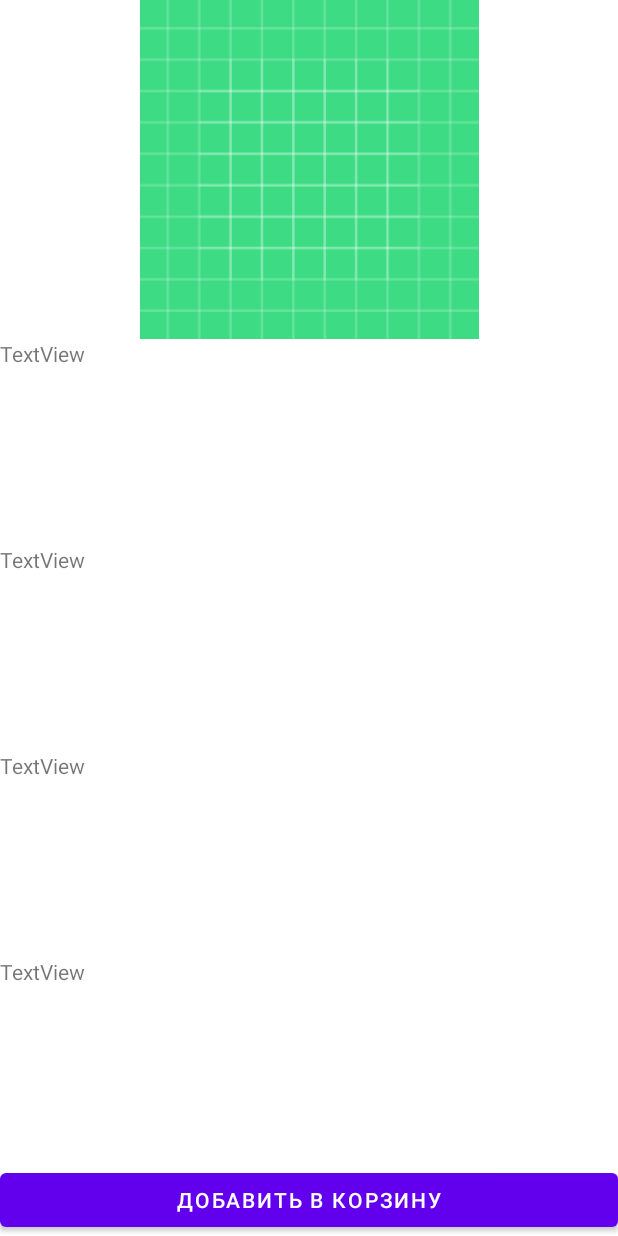
After one commit to sqrlsecond/DeliveryFoodMDA, an Android app: the layout dialog_dish.xml on its own in the app's theme, with its tools: preview values and no code run, on a phone screen of 412 x 824 dp. The commit adds this screen. Run offline under Robolectric (Android 15) with nearby library versions, the phone set to English and light mode, and no system bars; network calls fail.

Commit message:
Диалог для добавления блюда в корзину.

```diff
--- a/app/src/main/java/ru/makarovda/deliveryfoodmda/ui/DishesAdapter.kt
+++ b/app/src/main/java/ru/makarovda/deliveryfoodmda/ui/DishesAdapter.kt
@@ -13,7 +13,7 @@ import com.bumptech.glide.request.RequestOptions
 import ru.makarovda.deliveryfoodmda.R
 import ru.makarovda.deliveryfoodmda.domain.Dish
 
-class DishesAdapter(val context: Context, var dishes: List<Dish>):
+class DishesAdapter(val context: Context, var dishes: List<Dish>, val itemClickListener: (Dish) -> Unit):
     RecyclerView.Adapter<DishesAdapter.DishViewHolder>(){
 
     class DishViewHolder(itemView: View): RecyclerView.ViewHolder(itemView) {
@@ -48,6 +48,9 @@ class DishesAdapter(val context: Context, var dishes: List<Dish>):
             .placeholder(R.drawable.ic_launcher_background)
             .apply(requestOptions)
             .into(holder.image)
+        holder.itemView.setOnClickListener {
+            itemClickListener(dishes[position])
+        }
     }
 
 
--- /dev/null
+++ b/app/src/main/res/layout/dialog_dish.xml
@@ -0,0 +1,50 @@
+<?xml version="1.0" encoding="utf-8"?>
+<LinearLayout xmlns:android="http://schemas.android.com/apk/res/android"
+    xmlns:app="http://schemas.android.com/apk/res-auto"
+    android:layout_width="match_parent"
+    android:layout_height="match_parent"
+    android:orientation="vertical">
+
+
+    <ImageView
+        android:id="@+id/dialogDish_imageView"
+        android:layout_width="match_parent"
+        android:layout_height="wrap_content"
+        android:layout_weight="1"
+        app:srcCompat="@drawable/ic_launcher_background" />
+
+    <TextView
+        android:id="@+id/dishName_textView"
+        android:layout_width="match_parent"
+        android:layout_height="wrap_content"
+        android:layout_weight="1"
+        android:text="TextView" />
+
+    <TextView
+        android:id="@+id/dishPrice_textView"
+        android:layout_width="match_parent"
+        android:layout_height="wrap_content"
+        android:layout_weight="1"
+        android:text="TextView" />
+
+    <TextView
+        android:id="@+id/dishWeight_textView"
+        android:layout_width="match_parent"
+        android:layout_height="wrap_content"
+        android:layout_weight="1"
+        android:text="TextView" />
+
+    <TextView
+        android:id="@+id/dishDecs_textView"
+        android:layout_width="match_parent"
+        android:layout_height="wrap_content"
+        android:layout_weight="1"
+        android:text="TextView" />
+
+    <Button
+        android:id="@+id/addToCart_button"
+        android:layout_width="match_parent"
+        android:layout_height="wrap_content"
+        android:text="Добавить в корзину"/>
+
+</LinearLayout>
```
Also changed, not shown: app/src/main/java/ru/makarovda/deliveryfoodmda/ui/DishDialogFragment.kt (added, +56 -0 lines), app/src/main/java/ru/makarovda/deliveryfoodmda/ui/DishesFragment.kt (+14 -1 lines).
